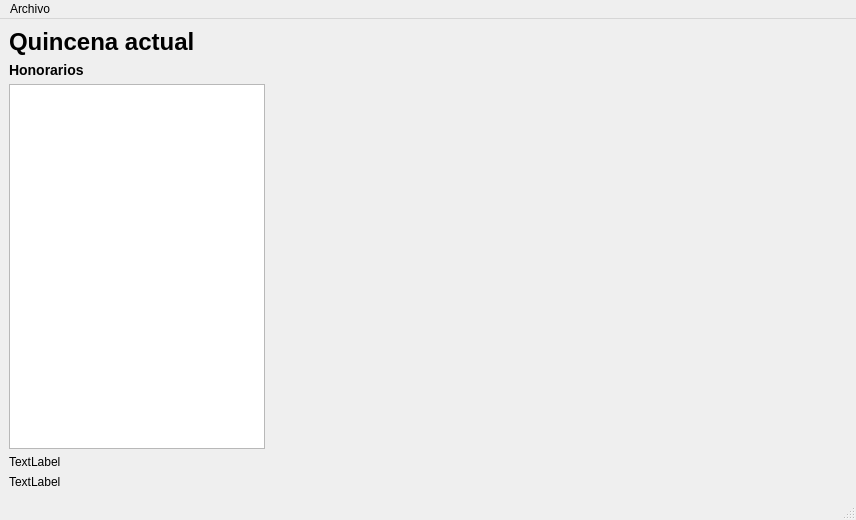
Before: the Qt Designer form ui/widgets/nominaMainWindow.ui in cesariux23/nominas_honorarios, drawn with Qt 5.
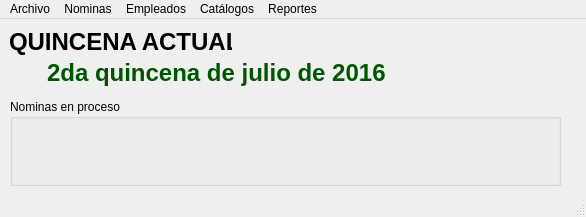
After: the same form once the commit is applied.

Commit message: Se calcula el id de la quincena actual

Diff of the .ui file:
```diff
--- a/ui/widgets/nominaMainWindow.ui
+++ b/ui/widgets/nominaMainWindow.ui
@@ -6,54 +6,82 @@
    <rect>
     <x>0</x>
     <y>0</y>
-    <width>856</width>
-    <height>520</height>
+    <width>586</width>
+    <height>217</height>
    </rect>
   </property>
   <property name="windowTitle">
    <string>DRH :: Nomina honorarios</string>
   </property>
   <widget class="QWidget" name="centralwidget">
-   <layout class="QFormLayout" name="formLayout">
-    <item row="0" column="0">
-     <widget class="QLabel" name="label">
-      <property name="text">
-       <string>&lt;h1&gt;Quincena actual&lt;/h1&gt;</string>
-      </property>
-     </widget>
-    </item>
-    <item row="1" column="0">
-     <widget class="QLabel" name="label_2">
-      <property name="text">
-       <string>&lt;h3&gt;Honorarios&lt;/h3&gt;</string>
-      </property>
-     </widget>
-    </item>
-    <item row="3" column="0">
-     <widget class="QLabel" name="label_3">
-      <property name="text">
-       <string>TextLabel</string>
-      </property>
-     </widget>
-    </item>
-    <item row="4" column="0">
-     <widget class="QLabel" name="label_4">
-      <property name="text">
-       <string>TextLabel</string>
-      </property>
-     </widget>
-    </item>
-    <item row="2" column="0">
-     <widget class="QListView" name="listView"/>
-    </item>
-   </layout>
+   <widget class="QLabel" name="label">
+    <property name="geometry">
+     <rect>
+      <x>9</x>
+      <y>9</y>
+      <width>223</width>
+      <height>27</height>
+     </rect>
+    </property>
+    <property name="text">
+     <string>&lt;html&gt;&lt;head/&gt;&lt;body&gt;&lt;p&gt;&lt;span style=&quot; font-size:xx-large; font-weight:600;&quot;&gt;QUINCENA ACTUAL:&lt;/span&gt;&lt;/p&gt;&lt;/body&gt;&lt;/html&gt;</string>
+    </property>
+   </widget>
+   <widget class="QGroupBox" name="gp_nominas">
+    <property name="geometry">
+     <rect>
+      <x>10</x>
+      <y>80</y>
+      <width>551</width>
+      <height>87</height>
+     </rect>
+    </property>
+    <property name="title">
+     <string>Nominas en proceso</string>
+    </property>
+   </widget>
+   <widget class="QWidget" name="">
+    <property name="geometry">
+     <rect>
+      <x>10</x>
+      <y>40</y>
+      <width>551</width>
+      <height>29</height>
+     </rect>
+    </property>
+    <layout class="QHBoxLayout" name="horizontalLayout">
+     <item>
+      <spacer name="horizontalSpacer">
+       <property name="orientation">
+        <enum>Qt::Horizontal</enum>
+       </property>
+       <property name="sizeType">
+        <enum>QSizePolicy::Fixed</enum>
+       </property>
+       <property name="sizeHint" stdset="0">
+        <size>
+         <width>37</width>
+         <height>17</height>
+        </size>
+       </property>
+      </spacer>
+     </item>
+     <item>
+      <widget class="QLabel" name="lb_quincena_actual">
+       <property name="text">
+        <string>&lt;html&gt;&lt;head/&gt;&lt;body&gt;&lt;p&gt;&lt;span style=&quot; font-size:xx-large; font-weight:600; color:#005500;&quot;&gt;2da quincena de julio de 2016&lt;/span&gt;&lt;/p&gt;&lt;/body&gt;&lt;/html&gt;</string>
+       </property>
+      </widget>
+     </item>
+    </layout>
+   </widget>
   </widget>
   <widget class="QMenuBar" name="menubar">
    <property name="geometry">
     <rect>
      <x>0</x>
      <y>0</y>
-     <width>856</width>
+     <width>586</width>
      <height>21</height>
     </rect>
    </property>
@@ -63,7 +91,69 @@
     </property>
     <addaction name="actionSalir"/>
    </widget>
+   <widget class="QMenu" name="menuNominas">
+    <property name="title">
+     <string>Nominas</string>
+    </property>
+    <addaction name="actionAperturar_nomina"/>
+    <addaction name="actionCerrar_nomina"/>
+    <addaction name="separator"/>
+    <addaction name="actionNueva_nomina"/>
+    <addaction name="separator"/>
+    <addaction name="actionConsultar_nominas_anteriores"/>
+    <addaction name="actionBuscar"/>
+   </widget>
+   <widget class="QMenu" name="menuEmpleados">
+    <property name="title">
+     <string>Empleados</string>
+    </property>
+    <addaction name="actionVer_listado"/>
+    <addaction name="actionRegistrar_empleado"/>
+    <addaction name="actionBuscar_2"/>
+   </widget>
+   <widget class="QMenu" name="menuCat_logos">
+    <property name="title">
+     <string>Catálogos</string>
+    </property>
+    <addaction name="actionQuincenas"/>
+    <addaction name="actionConceptos_de_nomina"/>
+    <addaction name="actionTipos_de_nomina"/>
+    <addaction name="actionAdscripciones"/>
+   </widget>
+   <widget class="QMenu" name="menuReportes">
+    <property name="title">
+     <string>Reportes</string>
+    </property>
+    <widget class="QMenu" name="menuEmpleados_2">
+     <property name="title">
+      <string>Empleados</string>
+     </property>
+     <addaction name="actionPor_adscripci_n"/>
+    </widget>
+    <widget class="QMenu" name="menuNominas_3">
+     <property name="title">
+      <string>Nominas</string>
+     </property>
+     <addaction name="actionNomina"/>
+     <addaction name="actionConcentrado_por_adscripci_n"/>
+     <addaction name="actionConcentrado_por_banco"/>
+    </widget>
+    <widget class="QMenu" name="menuLayouts">
+     <property name="title">
+      <string>Layouts</string>
+     </property>
+     <addaction name="actionPago_por_banco"/>
+     <addaction name="actionTimbrado"/>
+    </widget>
+    <addaction name="menuEmpleados_2"/>
+    <addaction name="menuNominas_3"/>
+    <addaction name="menuLayouts"/>
+   </widget>
    <addaction name="menuArchivo"/>
+   <addaction name="menuNominas"/>
+   <addaction name="menuEmpleados"/>
+   <addaction name="menuCat_logos"/>
+   <addaction name="menuReportes"/>
   </widget>
   <widget class="QStatusBar" name="statusbar"/>
   <action name="actionSalir">
```
Left out of the diff: 121 changed lines with no effect on the pictures.
